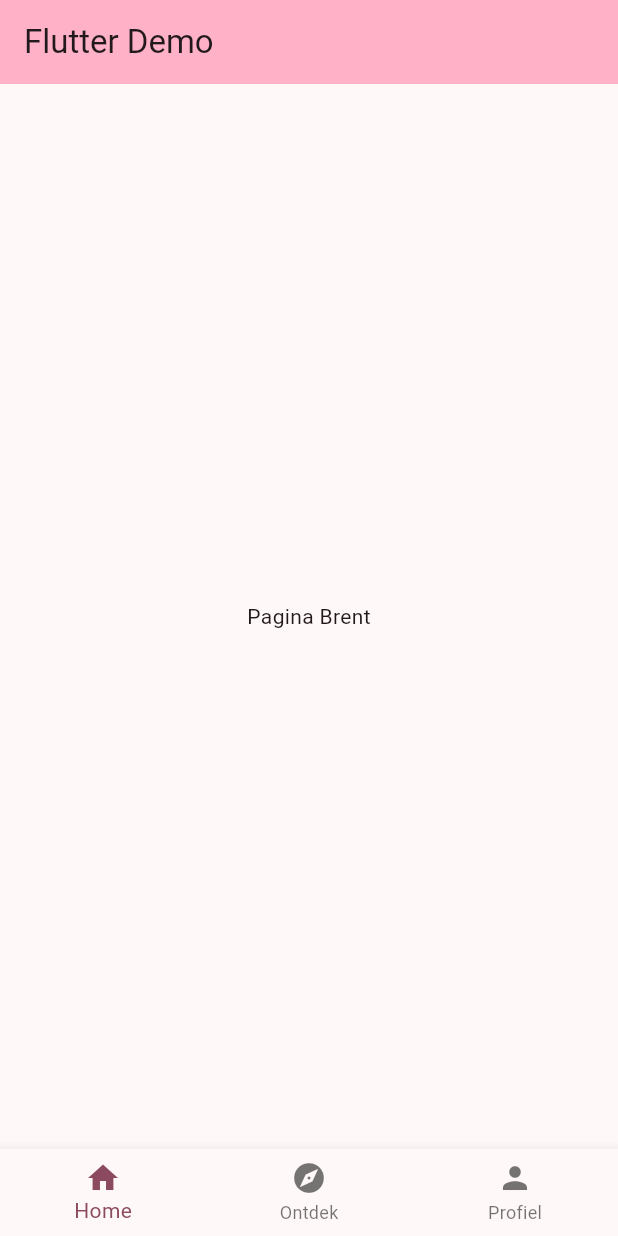
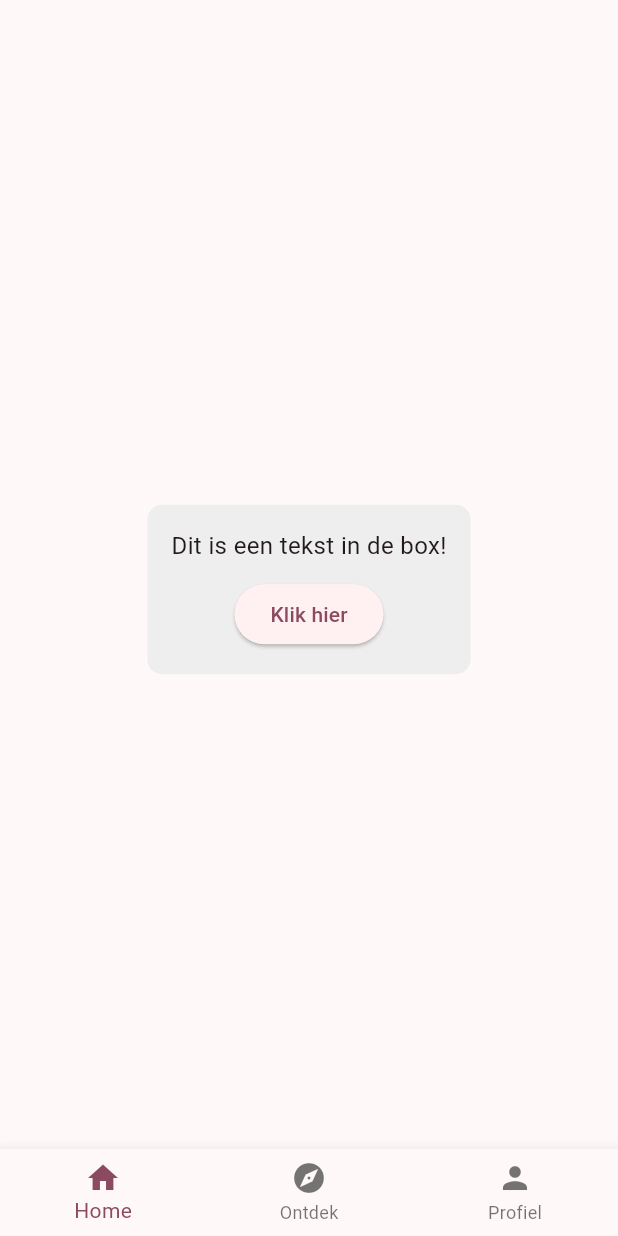
Before and after one commit to brentvanmalsen/rolradar, a Flutter app: the screen it shows after launch, on a phone screen of 412 x 824 dp. Run offline on Flutter 3.47's test engine with Material 3 defaults, Android fonts, the phone set to English and light mode, and no system bars.

Commit message:
Naam aanpassing gemaakt

```diff
--- a/lib/main.dart
+++ b/lib/main.dart
@@ -48,10 +48,6 @@
   @override
   Widget build(BuildContext context) {
     return Scaffold(
-      appBar: AppBar(
-        backgroundColor: Theme.of(context).colorScheme.inversePrimary,
-        title: const Text('Flutter Demo'),
-      ),
       body: IndexedStack(
         index: _currentIndex,
         children: _pages,
@@ -84,7 +80,47 @@
   @override
   Widget build(BuildContext context) {
     return Center(
-      child: const Text('Pagina Brent'),
+      // Plaatst de inhoud van de widget in het midden van het scherm
+      child: Column(
+        // Een widget die zijn kinderen verticaal onder elkaar plaatst
+        mainAxisAlignment:
+            MainAxisAlignment.center, // Centreert de kolom in de verticale as
+        children: [
+          // Lijst van widgets die verticaal onder elkaar worden geplaatst
+          const SizedBox(height: 20), // Een lege ruimte van 20 pixels hoogte
+          Container(
+            // Een rechthoekige doos voor meer lay-out
+            padding: const EdgeInsets.all(
+                16), // Vulling van 16 pixels aan alle kanten van de doos
+            decoration: BoxDecoration(
+              // Decoratie voor de doos, zoals achtergrondkleur en rand
+              color: Colors.grey[200], // Achtergrondkleur lichtgrijs
+              borderRadius:
+                  BorderRadius.circular(10), // Afgeronde hoeken van 10 pixels
+            ),
+            child: Column(
+              // Een andere kolom van widgets binnen de doos
+              children: [
+                const Text(
+                  // Tekstwidget met de tekst binnen de doos
+                  'Dit is een tekst in de box!', // Tekst binnen de doos
+                  style: TextStyle(fontSize: 16), // Lettergrootte van 16 pixels
+                ),
+                const SizedBox(
+                    height: 10), // Een lege ruimte van 10 pixels hoogte
+                ElevatedButton(
+                  // Een verhoogde knopwidget
+                  onPressed: () {
+                    // Functie voor wat er moet gebeuren wanneer de knop wordt ingedrukt
+                  },
+                  child:
+                      const Text('Klik hier'), // Tekst op de knop: 'Klik hier'
+                ),
+              ],
+            ),
+          ),
+        ],
+      ),
     );
   }
 }
--- a/pubspec.yaml
+++ b/pubspec.yaml
@@ -1,4 +1,4 @@
-name: flutter_application_rol_radar
+name: flutter_application_rolradar
 description: "A new Flutter project."
 # The following line prevents the package from being accidentally published to
 # pub.dev using `flutter pub publish`. This is preferred for private packages.
```
Also changed, not shown: 2 other files.
